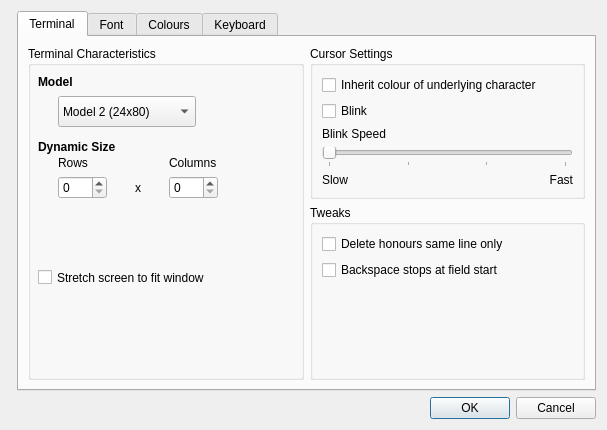
The window that Settings.ui (HobbitHacker/Q3270) describes before a commit, drawn with Qt 5.
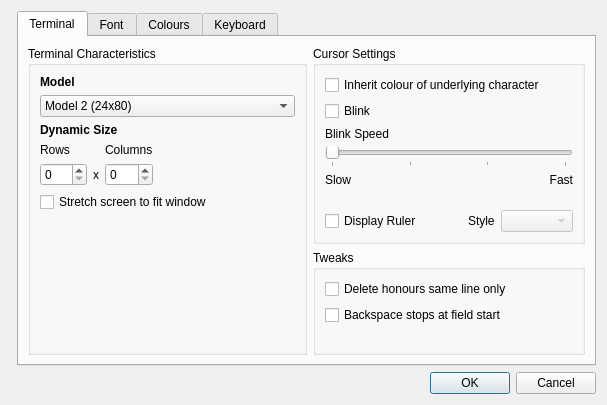
The same window after the commit.

Commit message:
Handle ruler styles
Crosshair, vertical and horizontal ruler styles now handled by Settings
and saved with session.

Ruler toggle will switch between off and chosen style

Patch:
```diff
--- a/Settings.ui
+++ b/Settings.ui
@@ -7,7 +7,7 @@
     <x>0</x>
     <y>0</y>
     <width>607</width>
-    <height>430</height>
+    <height>396</height>
    </rect>
   </property>
   <property name="sizePolicy">
@@ -45,15 +45,9 @@
              <property name="title">
               <string>Terminal Characteristics</string>
              </property>
+             <layout class="QVBoxLayout" name="verticalLayout_6">
+              <item>
              <widget class="QLabel" name="label_7">
-              <property name="geometry">
-               <rect>
-                <x>10</x>
-                <y>20</y>
-                <width>138</width>
-                <height>31</height>
-               </rect>
-              </property>
               <property name="font">
                <font>
                 <weight>75</weight>
@@ -64,15 +58,9 @@
                <string>Model</string>
               </property>
              </widget>
+              </item>
+              <item>
              <widget class="QComboBox" name="terminalType">
-              <property name="geometry">
-               <rect>
-                <x>30</x>
-                <y>50</y>
-                <width>138</width>
-                <height>31</height>
-               </rect>
-              </property>
               <property name="frame">
                <bool>true</bool>
               </property>
@@ -102,15 +90,9 @@
                </property>
               </item>
              </widget>
+              </item>
+              <item>
              <widget class="QLabel" name="label_5">
-              <property name="geometry">
-               <rect>
-                <x>10</x>
-                <y>90</y>
-                <width>138</width>
-                <height>21</height>
-               </rect>
-              </property>
               <property name="font">
                <font>
                 <weight>75</weight>
@@ -121,30 +103,9 @@
                <string>Dynamic Size</string>
               </property>
              </widget>
-             <widget class="QWidget" name="gridLayoutWidget">
-              <property name="geometry">
-               <rect>
-                <x>30</x>
-                <y>110</y>
-                <width>160</width>
-                <height>80</height>
-               </rect>
-              </property>
+              </item>
+              <item>
               <layout class="QGridLayout" name="gridLayout_3">
-               <item row="1" column="2">
-                <widget class="QSpinBox" name="terminalCols">
-                 <property name="maximum">
-                  <number>999</number>
-                 </property>
-                </widget>
-               </item>
-               <item row="0" column="2">
-                <widget class="QLabel" name="label_9">
-                 <property name="text">
-                  <string>Columns</string>
-                 </property>
-                </widget>
-               </item>
                <item row="1" column="0">
                 <widget class="QSpinBox" name="terminalRows">
                  <property name="maximum">
@@ -162,6 +123,20 @@
                  </property>
                 </widget>
                </item>
+                <item row="0" column="2">
+                 <widget class="QLabel" name="label_9">
+                  <property name="text">
+                   <string>Columns</string>
+                  </property>
+                 </widget>
+                </item>
+                <item row="1" column="2">
+                 <widget class="QSpinBox" name="terminalCols">
+                  <property name="maximum">
+                   <number>999</number>
+                  </property>
+                 </widget>
+                </item>
                <item row="0" column="0">
                 <widget class="QLabel" name="label_8">
                  <property name="text">
@@ -169,34 +144,42 @@
                  </property>
                 </widget>
                </item>
-               <item row="2" column="1">
-                <spacer name="verticalSpacer">
+                <item row="1" column="3">
+                 <spacer name="horizontalSpacer_2">
                  <property name="orientation">
-                  <enum>Qt::Vertical</enum>
+                   <enum>Qt::Horizontal</enum>
                  </property>
                  <property name="sizeHint" stdset="0">
                   <size>
-                   <width>20</width>
-                   <height>40</height>
+                    <width>40</width>
+                    <height>20</height>
                   </size>
                  </property>
                 </spacer>
                </item>
               </layout>
-             </widget>
+              </item>
+              <item>
              <widget class="QCheckBox" name="stretch">
-              <property name="geometry">
-               <rect>
-                <x>10</x>
-                <y>220</y>
-                <width>231</width>
-                <height>23</height>
-               </rect>
-              </property>
               <property name="text">
                <string>Stretch screen to fit window</string>
               </property>
              </widget>
+              </item>
+              <item>
+               <spacer name="verticalSpacer">
+                <property name="orientation">
+                 <enum>Qt::Vertical</enum>
+                </property>
+                <property name="sizeHint" stdset="0">
+                 <size>
+                  <width>20</width>
+                  <height>40</height>
+                 </size>
+                </property>
+               </spacer>
+              </item>
+             </layout>
             </widget>
            </item>
            <item>
@@ -207,13 +190,6 @@
                 <string>Cursor Settings</string>
                </property>
                <layout class="QGridLayout" name="gridLayout_5">
-                <item row="2" column="0">
-                 <widget class="QLabel" name="label">
-                  <property name="text">
-                   <string>Blink Speed</string>
-                  </property>
-                 </widget>
-                </item>
                 <item row="0" column="0" colspan="2">
                  <widget class="QCheckBox" name="cursorColour">
                   <property name="text">
@@ -221,40 +197,6 @@
                   </property>
                  </widget>
                 </item>
-                <item row="4" column="0" colspan="2">
-                 <layout class="QHBoxLayout" name="horizontalLayout_4">
-                  <item>
-                   <widget class="QLabel" name="label_2">
-                    <property name="text">
-                     <string>Slow</string>
-                    </property>
-                   </widget>
-                  </item>
-                  <item>
-                   <widget class="QLabel" name="label_3">
-                    <property name="sizePolicy">
-                     <sizepolicy hsizetype="Preferred" vsizetype="Preferred">
-                      <horstretch>0</horstretch>
-                      <verstretch>0</verstretch>
-                     </sizepolicy>
-                    </property>
-                    <property name="text">
-                     <string>Fast</string>
-                    </property>
-                    <property name="alignment">
-                     <set>Qt::AlignRight|Qt::AlignTrailing|Qt::AlignVCenter</set>
-                    </property>
-                   </widget>
-                  </item>
-                 </layout>
-                </item>
-                <item row="1" column="0" colspan="2">
-                 <widget class="QCheckBox" name="cursorBlink">
-                  <property name="text">
-                   <string>Blink</string>
-                  </property>
-                 </widget>
-                </item>
                 <item row="3" column="0" colspan="2">
                  <widget class="QSlider" name="cursorBlinkSpeed">
                   <property name="minimum">
@@ -283,6 +225,98 @@
                   </property>
                  </widget>
                 </item>
+                <item row="2" column="0">
+                 <widget class="QLabel" name="label">
+                  <property name="text">
+                   <string>Blink Speed</string>
+                  </property>
+                 </widget>
+                </item>
+                <item row="4" column="0" colspan="2">
+                 <layout class="QHBoxLayout" name="horizontalLayout_4">
+                  <item>
+                   <widget class="QLabel" name="label_2">
+                    <property name="text">
+                     <string>Slow</string>
+                    </property>
+                   </widget>
+                  </item>
+                  <item>
+                   <widget class="QLabel" name="label_3">
+                    <property name="sizePolicy">
+                     <sizepolicy hsizetype="Preferred" vsizetype="Preferred">
+                      <horstretch>0</horstretch>
+                      <verstretch>0</verstretch>
+                     </sizepolicy>
+                    </property>
+                    <property name="text">
+                     <string>Fast</string>
+                    </property>
+                    <property name="alignment">
+                     <set>Qt::AlignRight|Qt::AlignTrailing|Qt::AlignVCenter</set>
+                    </property>
+                   </widget>
+                  </item>
+                 </layout>
+                </item>
+                <item row="1" column="0" colspan="2">
+                 <widget class="QCheckBox" name="cursorBlink">
+                  <property name="text">
+                   <string>Blink</string>
+                  </property>
+                 </widget>
+                </item>
+                <item row="6" column="0" colspan="2">
+                 <layout class="QGridLayout" name="gridLayout_6">
+                  <item row="0" column="4">
+                   <widget class="QComboBox" name="crosshair">
+                    <property name="enabled">
+                     <bool>false</bool>
+                    </property>
+                   </widget>
+                  </item>
+                  <item row="0" column="3">
+                   <widget class="QLabel" name="label_22">
+                    <property name="text">
+                     <string>Style</string>
+                    </property>
+                   </widget>
+                  </item>
+                  <item row="0" column="1">
+                   <widget class="QCheckBox" name="rulerOn">
+                    <property name="text">
+                     <string>Display Ruler</string>
+                    </property>
+                   </widget>
+                  </item>
+                  <item row="0" column="2">
+                   <spacer name="horizontalSpacer">
+                    <property name="orientation">
+                     <enum>Qt::Horizontal</enum>
+                    </property>
+                    <property name="sizeHint" stdset="0">
+                     <size>
+                      <width>40</width>
+                      <height>20</height>
+                     </size>
+                    </property>
+                   </spacer>
+                  </item>
+                 </layout>
+                </item>
+                <item row="5" column="0">
+                 <spacer name="verticalSpacer_4">
+                  <property name="orientation">
+                   <enum>Qt::Vertical</enum>
+                  </property>
+                  <property name="sizeHint" stdset="0">
+                   <size>
+                    <width>20</width>
+                    <height>40</height>
+                   </size>
+                  </property>
+                 </spacer>
+                </item>
                </layout>
               </widget>
              </item>
```
Left out of the diff: 16 changed lines with no effect on the pictures. Lines whose indentation alone changed are shown as unchanged. The commit also changes 6 other files.
